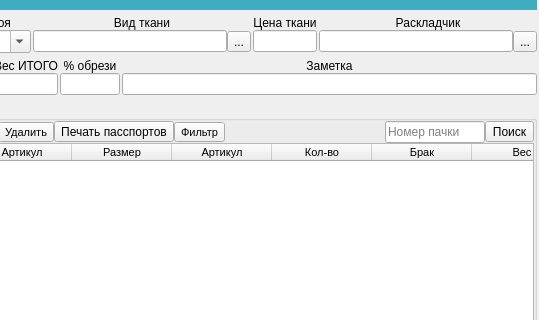
Old version of the form ui/cut_brows.ui in the repository Meller008/CRM-Avi; both pictures show x 134 to 673 and y 0 to 320 of the 673 by 418 pixel window.
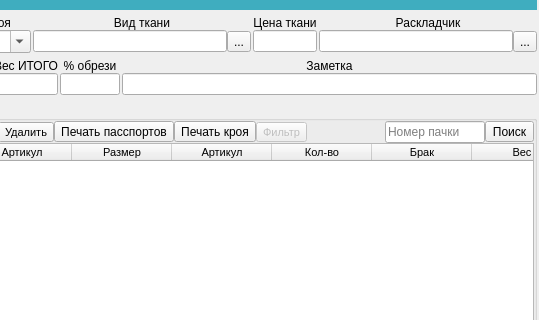
New version of the form.

Commit message: работа - исправлена печать пачек пасспортов! Почти везде добавлена печать таблиц!

```diff
--- a/ui/cut_brows.ui
+++ b/ui/cut_brows.ui
@@ -282,8 +282,18 @@
           </property>
          </widget>
         </item>
+        <item>
+         <widget class="QToolButton" name="toolButton_6">
+          <property name="text">
+           <string>Печать кроя</string>
+          </property>
+         </widget>
+        </item>
         <item>
          <widget class="QToolButton" name="toolButton_3">
+          <property name="enabled">
+           <bool>false</bool>
+          </property>
           <property name="font">
            <font>
             <pointsize>8</pointsize>
```
Left out of the diff: 17 changed lines with no effect on the pictures. The commit also changes 11 other files.
